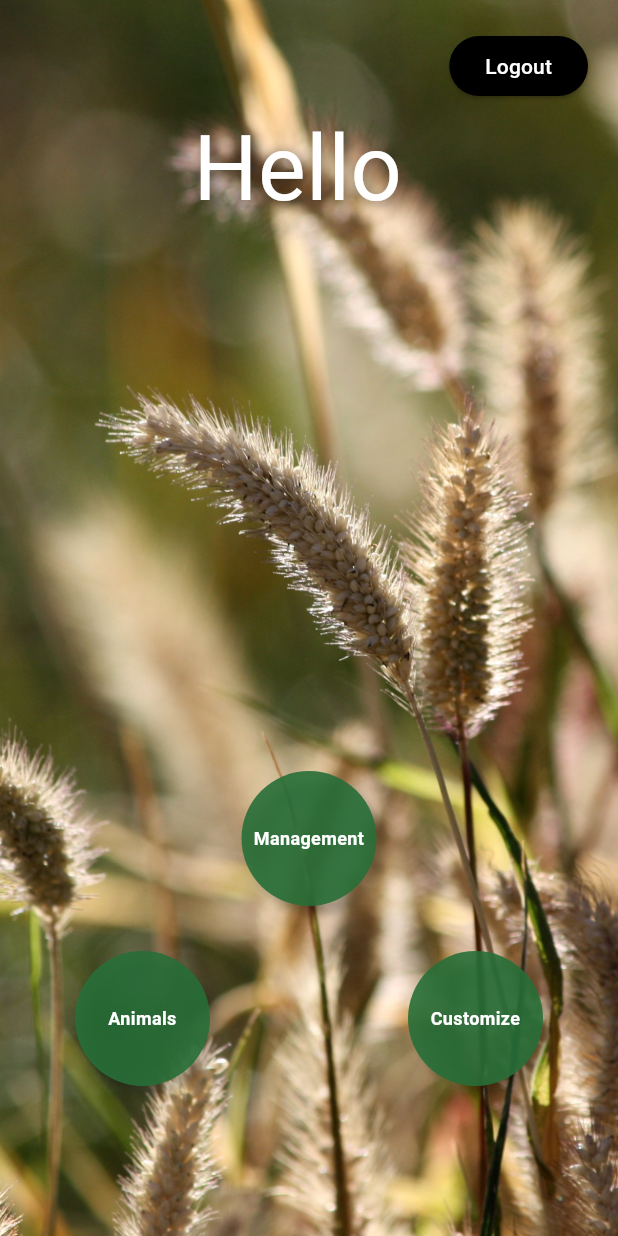
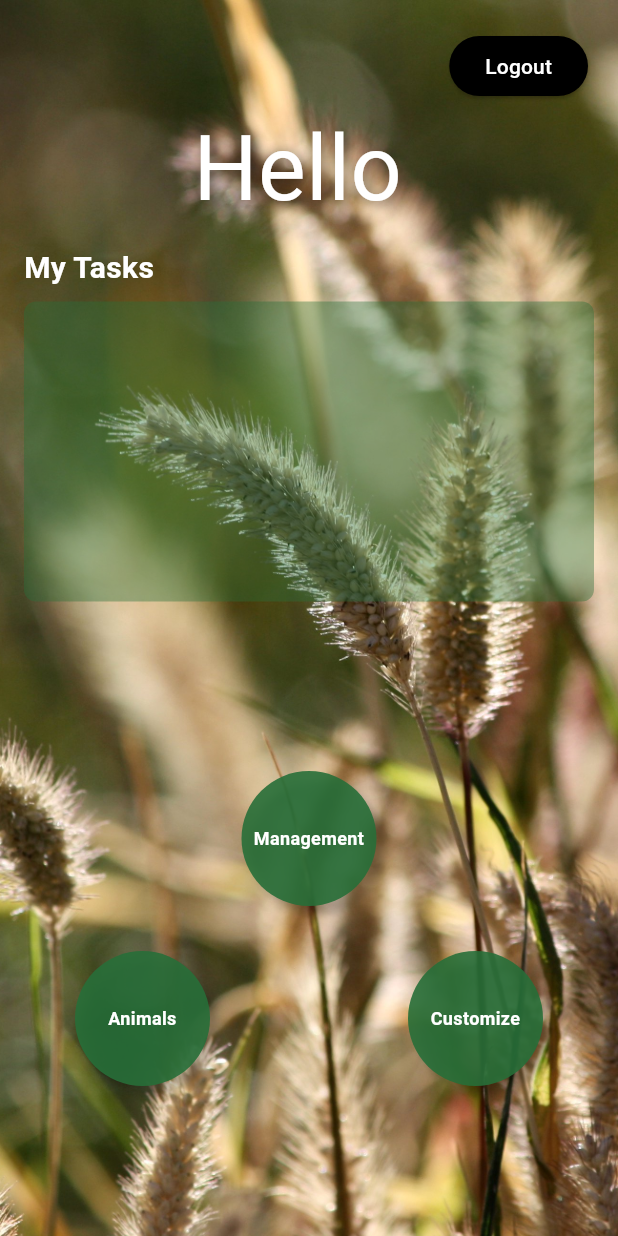
Before and after one commit to Weaponboy/regenapp, a Flutter app: the screen it shows once a user with an empty profile is signed in, on a phone screen of 412 x 824 dp. Run offline on Flutter 3.47's test engine with Material 3 defaults, Android fonts, the phone set to English and light mode, and no system bars; our stand-ins replace cloud_firestore, firebase_auth, firebase_core, multi_select_flutter; accounts and stored records are empty.

Commit message:
Finished task assignment

```diff
--- a/lib/Colors.dart
+++ b/lib/Colors.dart
@@ -2,4 +2,9 @@ import 'package:flutter/material.dart';
 
 class colors {
   Color circleGreen = Color.fromRGBO(39, 110, 56, 0.9);
+
+  Color completedRed = Color.fromRGBO(150, 2, 2, 0.6);
+
+  Color taskBackground = Color.fromRGBO(39, 110, 56, 0.4);
+
 }
--- a/lib/main.dart
+++ b/lib/main.dart
@@ -10,6 +10,7 @@ import 'package:cloud_firestore/cloud_firestore.dart';
 import 'firebase_options.dart'; // This file will be generated after setup
 
 Future<void> main() async {
+
   WidgetsFlutterBinding.ensureInitialized();
 
   // Initialize Firebase with platform-specific options
@@ -24,6 +25,7 @@ class MyApp extends StatelessWidget {
   @override
   Widget build(BuildContext context) {
     return MaterialApp(
+      debugShowCheckedModeBanner: false,
       initialRoute: '/',
       routes: {
         '/': (context) => AuthWrapper(),
--- a/lib/screens/home.dart
+++ b/lib/screens/home.dart
@@ -1,5 +1,6 @@
 import 'package:flutter/material.dart';
 import 'package:firebase_auth/firebase_auth.dart';
+import 'package:cloud_firestore/cloud_firestore.dart';
 import 'package:regendataapp/Colors.dart';
 import 'package:regendataapp/LoginCode/CurrentUserData.dart';
 import 'package:regendataapp/screens/AnimalDataEntry.dart';
@@ -13,7 +14,7 @@ class HomeScreen extends StatelessWidget {
     {'id': '3', 'title': 'Customize'},
   ];
 
-  currentUserData userData = new currentUserData();
+  final currentUserData userData;
   HomeScreen({required this.userData});
 
   void _navigateToPage(BuildContext context, String id) {
@@ -29,7 +30,7 @@ class HomeScreen extends StatelessWidget {
         destinationPage = Customize();
         break;
       default:
-        destinationPage = HomeScreen(userData: userData,);
+        destinationPage = HomeScreen(userData: userData);
     }
     Navigator.push(
       context,
@@ -40,6 +41,10 @@ class HomeScreen extends StatelessWidget {
   Future<void> _logout(BuildContext context) async {
     await FirebaseAuth.instance.signOut();
     Navigator.pushReplacementNamed(context, '/login');
+  }
+
+  Future<void> _deleteTask(String taskId) async {
+    await FirebaseFirestore.instance.collection('Tasks').doc(taskId).delete();
   }
 
   @override
@@ -63,7 +68,10 @@ class HomeScreen extends StatelessWidget {
               top: 70,
               left: 0,
               right: 0,
-              child: Center(
+              child: Column(
+                crossAxisAlignment: CrossAxisAlignment.start,
+                children: [
+                  Center(
                     child: Text(
                       'Hello ' + userData.username,
                       style: TextStyle(
@@ -79,6 +87,77 @@ class HomeScreen extends StatelessWidget {
                         color: Colors.white,
                       ),
                     ),
+                  ),
+                  Padding(
+                    padding: const EdgeInsets.only(left: 16.0, top: 8.0),
+                    child: Text(
+                      'My Tasks',
+                      style: TextStyle(
+                        fontSize: 20,
+                        color: Colors.white,
+                        fontWeight: FontWeight.bold,
+                      ),
+                    ),
+                  ),
+                  Padding(
+                    padding: const EdgeInsets.symmetric(horizontal: 16.0, vertical: 8.0),
+                    child: Container(
+                      height: 200,
+                      decoration: BoxDecoration(
+                        color: colors().taskBackground,
+                        borderRadius: BorderRadius.circular(8.0),
+                      ),
+                      child: StreamBuilder<QuerySnapshot>(
+                        stream: FirebaseFirestore.instance
+                            .collection('Tasks')
+                            .where('Assigned Users', arrayContainsAny: [userData.username, 'Team'])
+                            .snapshots(),
+                        builder: (context, snapshot) {
+                          if (!snapshot.hasData) {
+                            return Center(child: CircularProgressIndicator());
+                          }
+                          final tasks = snapshot.data!.docs;
+                          return ListView.builder(
+                            padding: EdgeInsets.all(8.0),
+                            itemCount: tasks.length,
+                            itemBuilder: (context, index) {
+                              var task = tasks[index].data() as Map<String, dynamic>;
+                              return Container(
+                                margin: EdgeInsets.symmetric(vertical: 4.0),
+                                padding: EdgeInsets.all(8.0),
+                                decoration: BoxDecoration(
+                                  border: Border.all(color: Colors.black),
+                                  borderRadius: BorderRadius.circular(4.0),
+                                ),
+                                child: Row(
+                                  mainAxisAlignment: MainAxisAlignment.spaceBetween,
+                                  children: [
+                                    Expanded(
+                                      child: Text(
+                                        '${task['Task']} - ${task['UrgencyLevel']}',
+                                        style: TextStyle(color: Colors.black),
+                                      ),
+                                    ),
+                                    ElevatedButton(
+                                      onPressed: () => _deleteTask(tasks[index].id),
+                                      style: ButtonStyle(
+                                        backgroundColor: WidgetStateProperty.all(colors().completedRed),
+                                      ),
+                                      child: Text(
+                                        'Completed',
+                                        style: TextStyle(color: Colors.white),
+                                      ),
+                                    ),
+                                  ],
+                                ),
+                              );
+                            },
+                          );
+                        },
+                      ),
+                    ),
+                  ),
+                ],
               ),
             ),
             Positioned(
```
Lines whose indentation alone changed are shown as unchanged.
